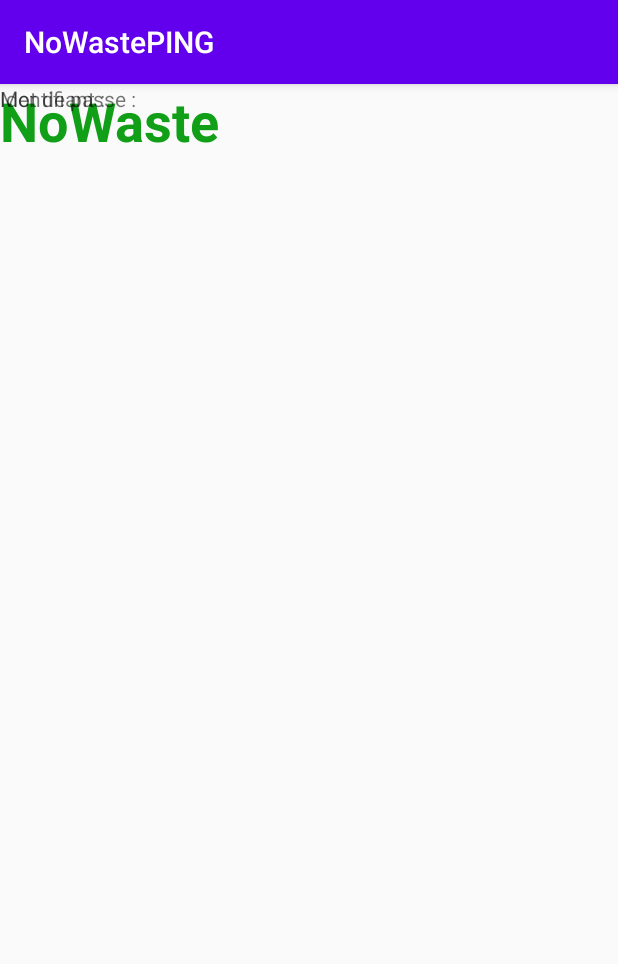
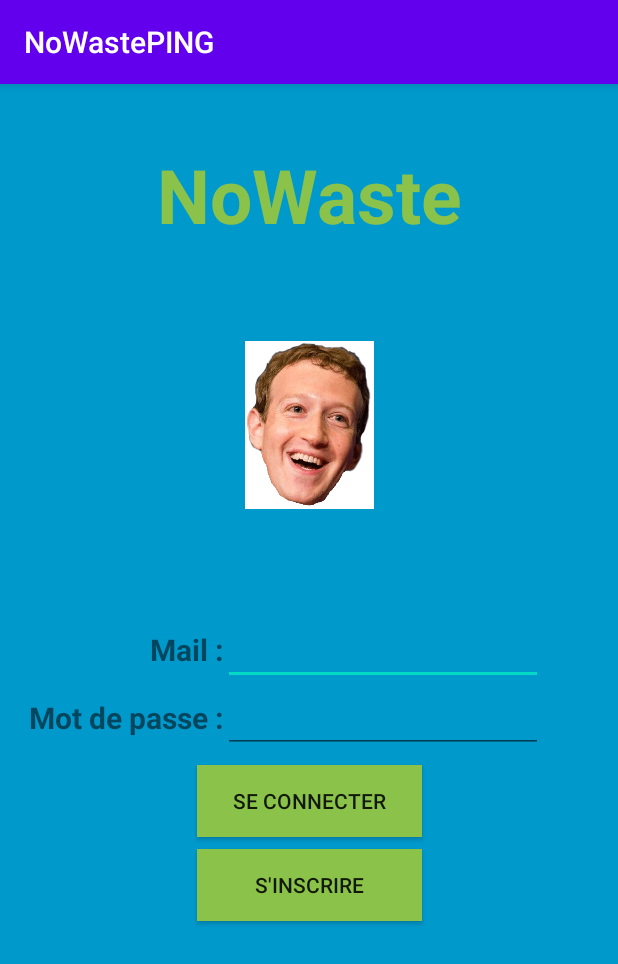
Before and after one commit to mattcln/NoWastePROJECT, an Android app: the screen it shows after launch (MainActivity), on a phone screen of 412 x 824 dp. Shown: the top 964 px of the screen. Run offline under Robolectric (Android 15) with nearby library versions, the phone set to English and light mode, and no system bars.

Commit message:
Accueil 1.0

```diff
--- a/app/src/main/java/com/example/nowasteping/MainActivity.java
+++ b/app/src/main/java/com/example/nowasteping/MainActivity.java
@@ -2,13 +2,48 @@ package com.example.nowasteping;
 
 import androidx.appcompat.app.AppCompatActivity;
 
+
 import android.os.Bundle;
+import android.util.Log;
+import android.view.View;
+import android.widget.Button;
+import android.widget.EditText;
+import android.widget.ImageView;
+import android.widget.TextView;
 
 public class MainActivity extends AppCompatActivity {
+
+    private TextView lbltitre;
+    private TextView lblMail;
+    private TextView lblMdp;
+    private EditText txtMail;
+    private EditText txtMdp;
+    private Button btnConnect;
+    private Button btnInscription;
+    private ImageView imgZucc;
 
     @Override
     protected void onCreate(Bundle savedInstanceState) {
         super.onCreate(savedInstanceState);
         setContentView(R.layout.activity_main);
+
+        lbltitre = findViewById(R.id.lblTitre);
+        lblMail = findViewById(R.id.lblMail);
+        lblMdp = findViewById(R.id.lblMdp);
+        txtMail = findViewById(R.id.txtMail);
+        txtMdp = findViewById(R.id.txtMdp);
+        btnConnect = findViewById(R.id.btnConnect);
+        btnInscription = findViewById(R.id.btnInscription);
+        imgZucc = findViewById(R.id.imgZucc);
+
+        btnConnect.setOnClickListener(btnSeConnecterListener);
+
     }
+
+    private View.OnClickListener btnSeConnecterListener = new View.OnClickListener() {
+        @Override
+        public void onClick(View v) {
+            Log.i("DEBUG", "Bouton 'Se connecter' cliqué");
+        }
+    };
 }
--- a/app/src/main/res/layout/activity_main.xml
+++ b/app/src/main/res/layout/activity_main.xml
@@ -4,33 +4,98 @@
     xmlns:tools="http://schemas.android.com/tools"
     android:layout_width="match_parent"
     android:layout_height="match_parent"
+    android:background="@android:color/holo_blue_dark"
     tools:context=".MainActivity">
 
     <TextView
-        android:id="@+id/textView"
+        android:id="@+id/lblTitre"
         android:layout_width="wrap_content"
         android:layout_height="wrap_content"
-        android:text="NoWaste"
-        android:textColor="#119F17"
-        android:textSize="36sp"
+        android:layout_marginTop="40dp"
+        android:text="@string/titre_accueil"
+        android:textColor="#8BC34A"
+        android:textSize="50sp"
         android:textStyle="bold"
-        tools:layout_editor_absoluteX="132dp"
-        tools:layout_editor_absoluteY="43dp" />
+        app:layout_constraintEnd_toEndOf="parent"
+        app:layout_constraintStart_toStartOf="parent"
+        app:layout_constraintTop_toTopOf="parent" />
 
     <TextView
-        android:id="@+id/textView2"
+        android:id="@+id/lblMail"
         android:layout_width="wrap_content"
         android:layout_height="wrap_content"
-        android:text="Identifiant :"
-        tools:layout_editor_absoluteX="75dp"
-        tools:layout_editor_absoluteY="356dp" />
+        android:layout_marginTop="16dp"
+        android:text="@string/lblMail"
+        android:textSize="20sp"
+        android:textStyle="bold"
+        app:layout_constraintEnd_toStartOf="@+id/txtMail"
+        app:layout_constraintTop_toBottomOf="@+id/imgZucc" />
 
     <TextView
-        android:id="@+id/textView3"
+        android:id="@+id/lblMdp"
         android:layout_width="wrap_content"
         android:layout_height="wrap_content"
-        android:text="Mot de passe :"
-        tools:layout_editor_absoluteX="54dp"
-        tools:layout_editor_absoluteY="389dp" />
+        android:layout_marginTop="8dp"
+        android:text="@string/lblMdp"
+        android:textSize="20sp"
+        android:textStyle="bold"
+        app:layout_constraintEnd_toStartOf="@+id/txtMdp"
+        app:layout_constraintTop_toBottomOf="@+id/txtMail" />
+
+    <EditText
+        android:id="@+id/txtMail"
+        android:layout_width="wrap_content"
+        android:layout_height="wrap_content"
+        android:layout_marginTop="8dp"
+        android:layout_marginEnd="50dp"
+        android:layout_marginRight="50dp"
+        android:ems="10"
+        android:inputType="textEmailAddress"
+        app:layout_constraintEnd_toEndOf="parent"
+        app:layout_constraintTop_toBottomOf="@+id/imgZucc" />
+
+    <EditText
+        android:id="@+id/txtMdp"
+        android:layout_width="wrap_content"
+        android:layout_height="wrap_content"
+        android:layout_marginEnd="50dp"
+        android:layout_marginRight="50dp"
+        android:ems="10"
+        android:inputType="textPassword"
+        app:layout_constraintEnd_toEndOf="parent"
+        app:layout_constraintTop_toBottomOf="@+id/txtMail" />
+
+
+    <Button
+        android:id="@+id/btnConnect"
+        android:layout_width="150sp"
+        android:layout_height="wrap_content"
+        android:layout_marginTop="8dp"
+        android:background="#8BC34A"
+        android:text="@string/btnConnect"
+        app:layout_constraintEnd_toEndOf="parent"
+        app:layout_constraintStart_toStartOf="parent"
+        app:layout_constraintTop_toBottomOf="@+id/txtMdp" />
+
+    <Button
+        android:id="@+id/btnInscription"
+        android:layout_width="150sp"
+        android:layout_height="wrap_content"
+        android:layout_marginTop="8dp"
+        android:background="#8BC34A"
+        android:text="@string/btnInscription"
+        app:layout_constraintEnd_toEndOf="parent"
+        app:layout_constraintStart_toStartOf="parent"
+        app:layout_constraintTop_toBottomOf="@+id/btnConnect" />
+
+    <ImageView
+        android:id="@+id/imgZucc"
+        android:layout_width="86dp"
+        android:layout_height="240dp"
+        app:layout_constraintEnd_toEndOf="parent"
+        app:layout_constraintStart_toStartOf="parent"
+        app:layout_constraintTop_toBottomOf="@+id/lblTitre"
+        app:srcCompat="@drawable/zucc" />
+
 
 </androidx.constraintlayout.widget.ConstraintLayout>
--- a/app/src/main/res/values/strings.xml
+++ b/app/src/main/res/values/strings.xml
@@ -1,3 +1,9 @@
 <resources>
+    /*PAGE ACCUEIL*/
     <string name="app_name">NoWastePING</string>
+    <string name="titre_accueil">NoWaste</string>
+    <string name="btnInscription">S\'inscrire</string>
+    <string name="btnConnect">Se connecter</string>
+    <string name="lblMdp">Mot de passe :</string>
+    <string name="lblMail">Mail :</string>
 </resources>
```
Also changed, not shown: app/src/main/res/drawable/zucc.png (added).
